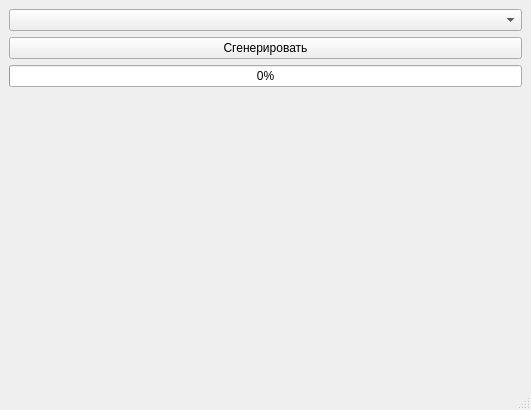
Before: the Qt Designer form ui/mainwindow.ui in SevenLines/City-Diagnostics, drawn with Qt 5.
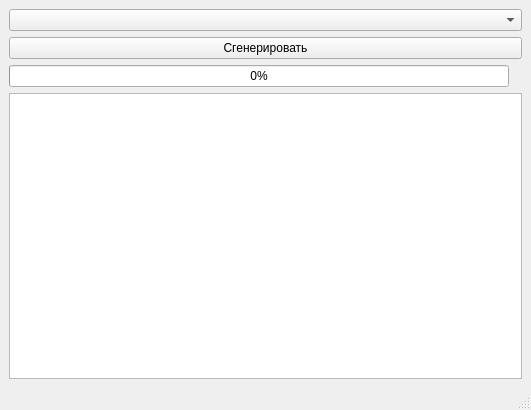
After: the same form once the commit is applied.

Commit message: add loading resource, add file selection, fixes

```diff
--- a/ui/mainwindow.ui
+++ b/ui/mainwindow.ui
@@ -15,20 +15,23 @@
   </property>
   <widget class="QWidget" name="centralwidget">
    <layout class="QGridLayout" name="gridLayout">
-    <item row="3" column="0">
-     <spacer name="verticalSpacer">
-      <property name="orientation">
-       <enum>Qt::Vertical</enum>
-      </property>
-      <property name="sizeHint" stdset="0">
-       <size>
-        <width>20</width>
-        <height>40</height>
-       </size>
-      </property>
-     </spacer>
-    </item>
-    <item row="2" column="0">
+    <item row="0" column="0">
+     <layout class="QVBoxLayout" name="verticalLayout">
+      <item>
+       <widget class="QComboBox" name="cmbRoad"/>
+      </item>
+      <item>
+       <widget class="QPushButton" name="btnGenerate">
+        <property name="text">
+         <string>Сгенерировать</string>
+        </property>
+       </widget>
+      </item>
+     </layout>
+    </item>
+    <item row="1" column="0">
+     <layout class="QHBoxLayout" name="horizontalLayout">
+      <item>
      <widget class="QProgressBar" name="progressMain">
       <property name="value">
        <number>0</number>
@@ -44,15 +47,20 @@
       </property>
      </widget>
     </item>
-    <item row="1" column="0">
-     <widget class="QPushButton" name="btnGenerate">
+      <item>
+       <widget class="QLabel" name="lblLoading">
       <property name="text">
-       <string>Сгенерировать</string>
+         <string/>
+        </property>
+        <property name="textFormat">
+         <enum>Qt::AutoText</enum>
       </property>
      </widget>
     </item>
-    <item row="0" column="0">
-     <widget class="QComboBox" name="cmbRoad"/>
+     </layout>
+    </item>
+    <item row="2" column="0">
+     <widget class="QListView" name="lstMessages"/>
     </item>
    </layout>
   </widget>
```
Lines whose indentation alone changed are shown as unchanged. The commit also changes 8 other files.
